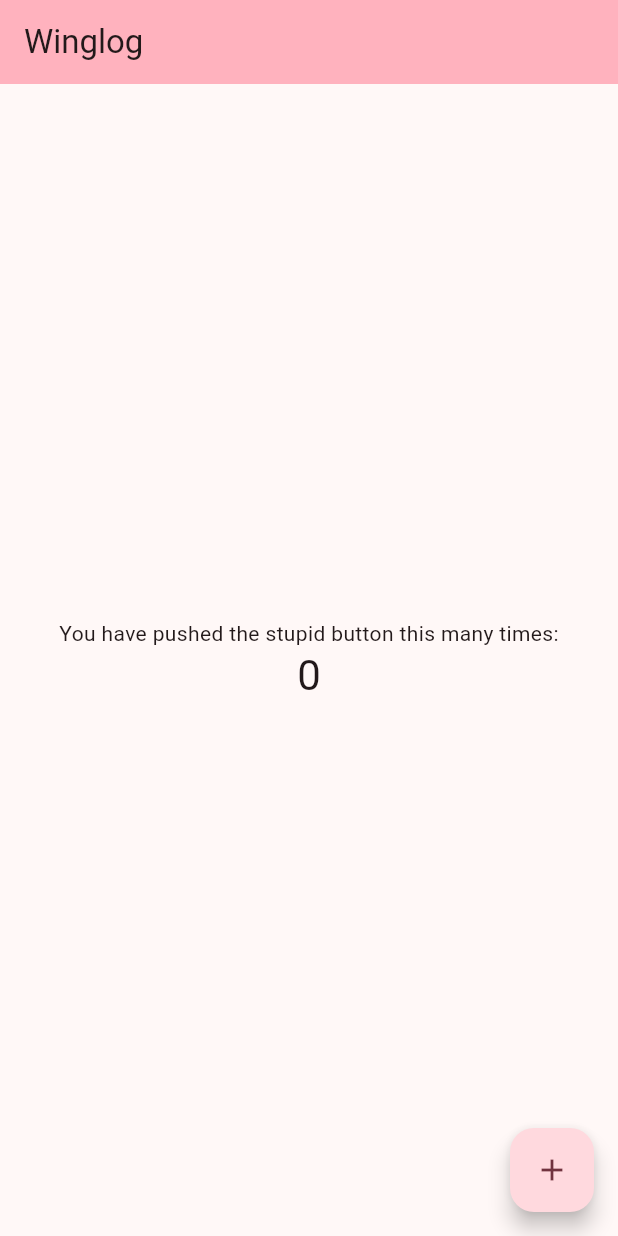
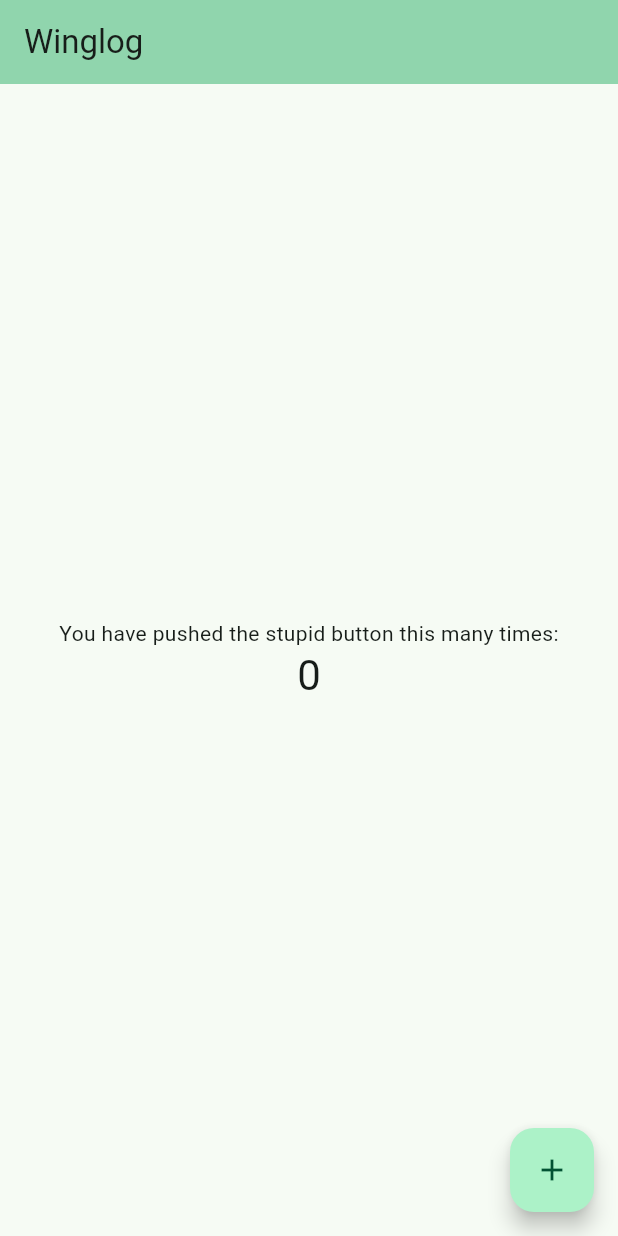
Before and after one commit to buuddaan/WingLog, a Flutter app: the screen it shows after launch, on a phone screen of 412 x 824 dp. Run offline on Flutter 3.47's test engine with Material 3 defaults, Android fonts, the phone set to English and light mode, and no system bars.

Commit message:
Bytt färg till grön test

```diff
--- a/frontend/lib/main.dart
+++ b/frontend/lib/main.dart
@@ -28,7 +28,7 @@ class MyApp extends StatelessWidget {
         //
         // This works for code too, not just values: Most code changes can be
         // tested with just a hot reload.
-        colorScheme: .fromSeed(seedColor: Colors.pink),
+        colorScheme: .fromSeed(seedColor: Colors.greenAccent),
       ),
       home: const MyHomePage(title: 'Winglog'),
     );
```
